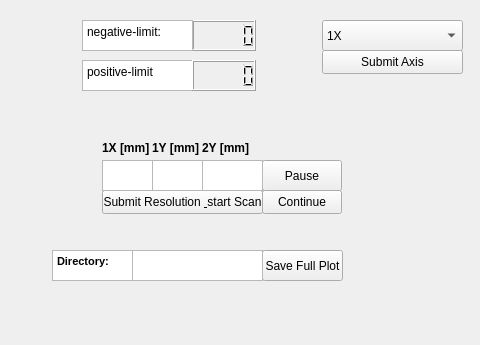
Old version of the form Real_mainwindow.ui in the repository sistrebel/Emittancemeter_control; both pictures show x 258 to 738 and y 0 to 345 of the 738 by 557 pixel window.
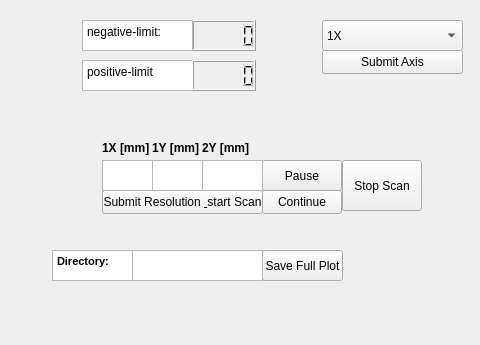
New version of the form. Custom widgets are drawn as their Qt base class.

Patch:
```diff
--- a/Real_mainwindow.ui
+++ b/Real_mainwindow.ui
@@ -432,6 +432,19 @@
      <string>Calibrate All</string>
     </property>
    </widget>
+   <widget class="QPushButton" name="StopScanButton">
+    <property name="geometry">
+     <rect>
+      <x>600</x>
+      <y>160</y>
+      <width>80</width>
+      <height>51</height>
+     </rect>
+    </property>
+    <property name="text">
+     <string>Stop Scan</string>
+    </property>
+   </widget>
   </widget>
   <widget class="QMenuBar" name="menubar">
    <property name="geometry">
```
